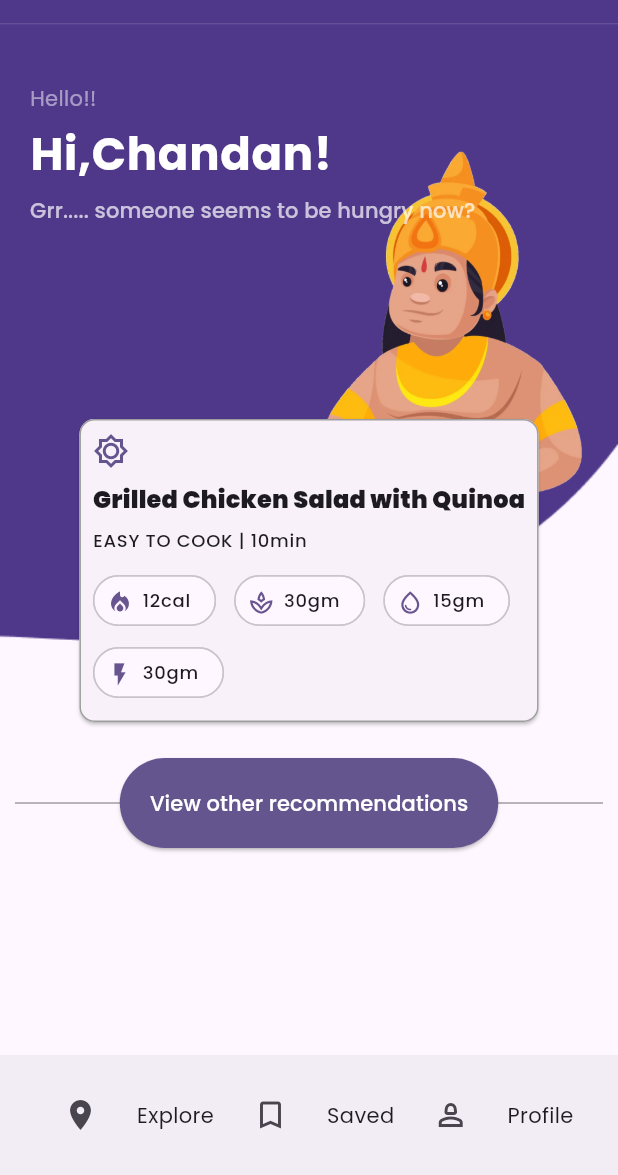
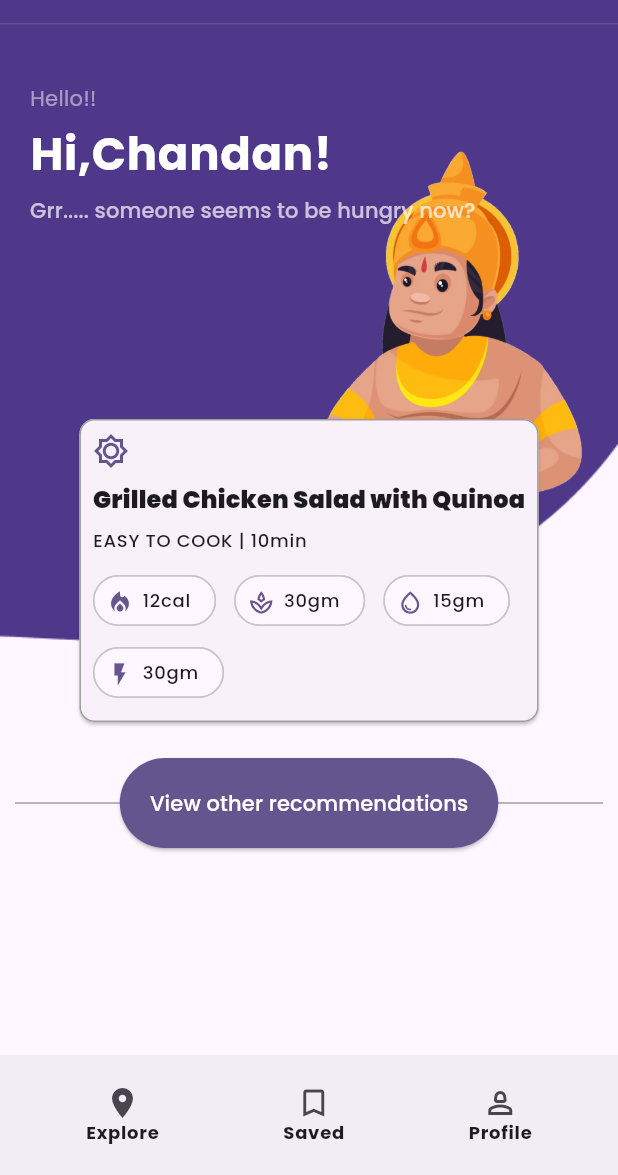
Before and after one commit to ChandanKhamitkar/trinetra_vallabh, a Flutter app: the screen it shows after launch, on a phone screen of 412 x 824 dp, the part 61-1236 px from its top. Run offline on Flutter 3.47's test engine with Material 3 defaults, Android fonts, the phone set to English and light mode, and no system bars; our stand-ins replace cloud_firestore, firebase_auth, firebase_core, flutter_svg, google_fonts, google_sign_in and 1 more; accounts and stored records are empty.

Commit message:
Fixed Bottom-navigation-bar alignment issues
Signed-off-by: unknown <khamitkarsaichandan1035@gmail.com>

```diff
--- a/lib/UI/components/bottom_navigation_bar/bottom_navigation_bar.dart
+++ b/lib/UI/components/bottom_navigation_bar/bottom_navigation_bar.dart
@@ -8,31 +8,37 @@ class CustomBottomNavigationBar extends StatelessWidget {
   Widget build(BuildContext context) {
     return BottomAppBar(
       child: Row(
-        mainAxisAlignment: MainAxisAlignment.spaceEvenly,
+        mainAxisAlignment: MainAxisAlignment.spaceAround,
         children: [
-          IconButton(
-            icon: const Icon(Icons.location_on),
-            onPressed: () {},
+          _buildNavigationItem(context, Icons.location_on, 'Explore', () {}),
+          _buildNavigationItem(context, Icons.bookmark_border, 'Saved', () {}),
+          _buildNavigationItem(context, Icons.person_2_outlined, 'Profile', () {
+            Navigator.push(
+              context,
+              MaterialPageRoute(builder: (context) => const ProfileScreen()),
+            );
+          }),
+        ],
+      ),
+    );
+  }
+
+  Widget _buildNavigationItem(
+      BuildContext context, IconData icon, String label, VoidCallback onTap) {
+    return IconButton(
+      autofocus: true,
+      onPressed: onTap,
+      icon: Column(
+        // Wrap icon and label in a Column
+        mainAxisSize: MainAxisSize.min,
+        children: [
+          Icon(icon),
+          Text(
+            label,
+            style: Theme.of(context).textTheme.labelMedium?.copyWith(
+                  fontWeight: FontWeight.w700,
+                ),
           ),
-          Text('Explore'),
-          IconButton(
-            icon: const Icon(Icons.bookmark_border),
-            onPressed: () {
-            },
-          ),
-          Text('Saved'),
-          IconButton(
-            icon: const Icon(Icons.person_2_outlined),
-            onPressed: () {
-              Navigator.push(
-                context,
-                MaterialPageRoute(
-                  builder: (context) => ProfileScreen(),
-                ),
-              );
-            },
-          ),
-          Text('Profile'),
         ],
       ),
     );
```
